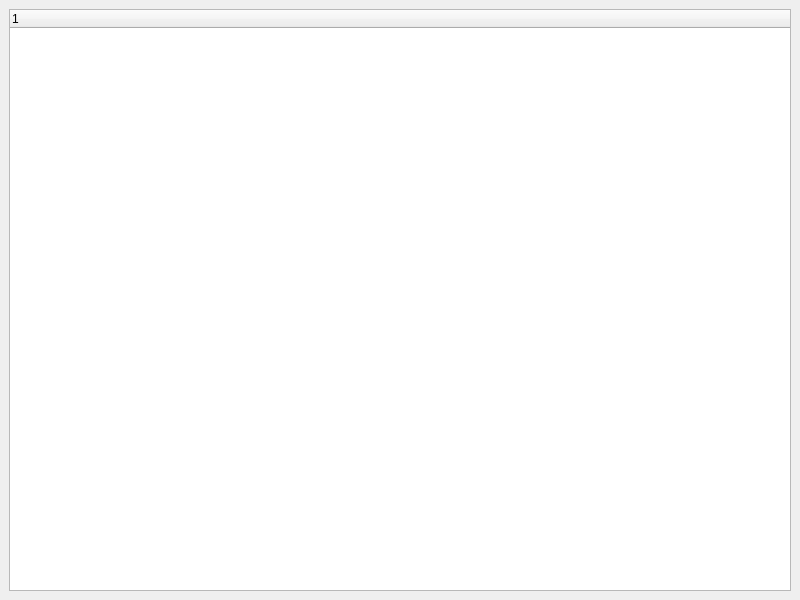
Before: the Qt Designer form main_window.ui in xtermassault/viusb, drawn with Qt 5.
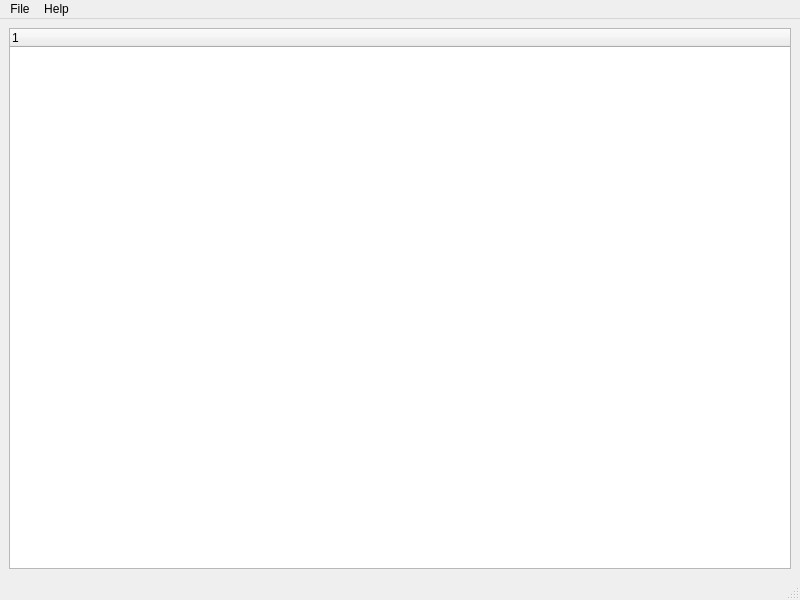
After: the same form once the commit is applied.

Commit message: qt6: lol QtCreator is ok

Diff of the .ui file:
```diff
--- a/main_window.ui
+++ b/main_window.ui
@@ -31,6 +31,47 @@
                 </item>
             </layout>
         </widget>
+        <widget class="QMenuBar" name="menuBar">
+            <property name="geometry">
+                <rect>
+                    <x>0</x>
+                    <y>0</y>
+                    <width>800</width>
+                    <height>22</height>
+                </rect>
+            </property>
+            <widget class="QMenu" name="menuFile">
+                <property name="title">
+                    <string>File</string>
+                </property>
+                <addaction name="actionExit"/>
+            </widget>
+            <widget class="QMenu" name="menuHelp">
+                <property name="title">
+                    <string>Help</string>
+                </property>
+                <addaction name="actionAbout"/>
+                <addaction name="actionAboutQt"/>
+            </widget>
+            <addaction name="menuFile"/>
+            <addaction name="menuHelp"/>
+        </widget>
+        <widget class="QStatusBar" name="statusBar"/>
+        <action name="actionExit">
+            <property name="text">
+                <string>Exit</string>
+            </property>
+        </action>
+        <action name="actionAbout">
+            <property name="text">
+                <string>About</string>
+            </property>
+        </action>
+        <action name="actionAboutQt">
+            <property name="text">
+                <string>About Qt</string>
+            </property>
+        </action>
     </widget>
     <resources/>
     <connections/>
```
The commit also changes 2 other files.
